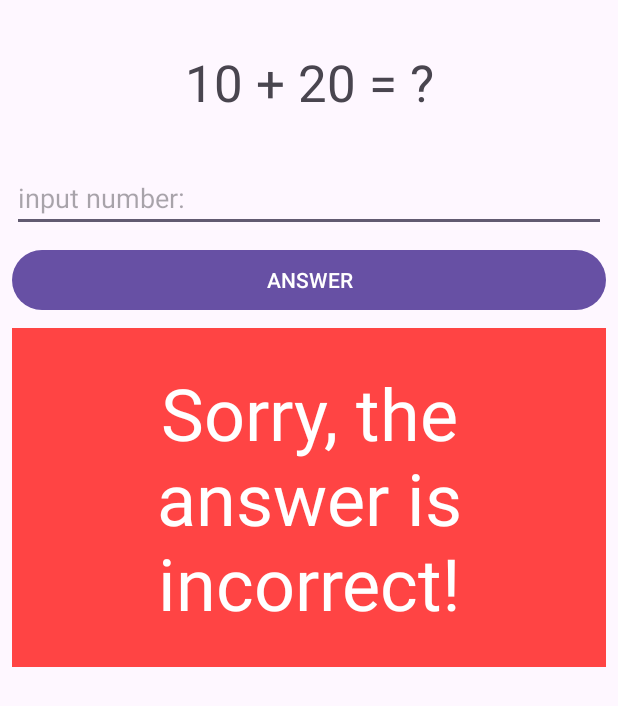
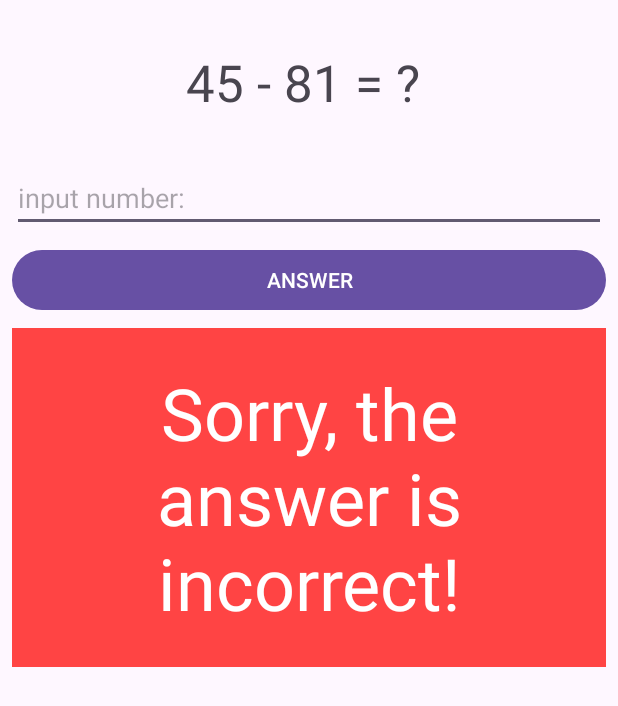
Before and after one commit to Nikrusskih/MathTrainer, an Android app: the screen it shows after launch (MainActivity), after a tap on "ANSWER", on a phone screen of 412 x 824 dp. Shown: the top 706 px of the screen. Run offline under Robolectric (Android 15) with nearby library versions, the phone set to English and light mode, and no system bars; 1 statement that could not run was skipped.

Commit message:
add Random numbers for example

```diff
--- a/app/src/main/java/com/example/calculator/MainActivity.java
+++ b/app/src/main/java/com/example/calculator/MainActivity.java
@@ -1,5 +1,6 @@
 package com.example.calculator;
 
+import android.annotation.SuppressLint;
 import android.os.Bundle;
 import android.view.View;
 import android.widget.Button;
@@ -12,21 +13,29 @@ import androidx.core.graphics.Insets;
 import androidx.core.view.ViewCompat;
 import androidx.core.view.WindowInsetsCompat;
 
+import java.util.Random;
+
 public class MainActivity extends AppCompatActivity {
+
+    TextView textViewExample;
+
+    Random random = new Random();
+    int correctAnswer;
+    int winScore = 0;
+    int loseScore = 0;
 
     @Override
     protected void onCreate(Bundle savedInstanceState) {
         super.onCreate(savedInstanceState);
         setContentView(R.layout.activity_main);
 
-        EditText editTextAnswer = findViewById(R.id.editTextAnswer);
-        Button buttonAnswer = findViewById(R.id.buttonAnswer);
-        TextView textViewIncorrect = findViewById(R.id.textViewIncorrect);
-        TextView textViewCorrect = findViewById(R.id.textViewCorrectAnswer);
+        EditText editTextAnswer = findViewById(R.id.editTextAnswer); /*поле ввода*/
+        Button buttonAnswer = findViewById(R.id.buttonAnswer); /*кнопка*/
+        TextView textViewCorrect = findViewById(R.id.textViewCorrectAnswer); /*правильный ответ*/
+        TextView textViewIncorrect = findViewById(R.id.textViewIncorrect); /*неправильный ответ*/
 
-        TextView textViewExample = findViewById(R.id.textViewExample);
-
-        textViewExample.setText("10 + 20 = ?");
+//        TextView textViewExample = findViewById(R.id.textViewExample);
+        getRandomAnswer();
 
 
         buttonAnswer.setOnClickListener(new View.OnClickListener() {
@@ -34,14 +43,51 @@ public class MainActivity extends AppCompatActivity {
             public void onClick(View v) {
                 String text = editTextAnswer.getText().toString();
                 int number = Integer.parseInt(text);
-                if (number == 30) {
+                if (number == correctAnswer) {
                     textViewCorrect.setVisibility(View.VISIBLE);
                     textViewIncorrect.setVisibility(View.GONE);
+
+                    editTextAnswer.setText("");
+                    getRandomAnswer();
+
                 } else {
                     textViewCorrect.setVisibility(View.GONE);
                     textViewIncorrect.setVisibility(View.VISIBLE);
+
+                    editTextAnswer.setText("");
+                    getRandomAnswer();
                 }
             }
         });
     }
+
+    @SuppressLint("SetTextI18n")
+    private void getRandomAnswer() {
+        int num1 = random.nextInt(100) + 1;
+        int num2 = random.nextInt(100) + 1;
+        int operator = random.nextInt(4); // 0: +, 1: -, 2: *, 3: /
+
+        String operationSymbol = "";
+
+        switch (operator) {
+            case 0:
+                correctAnswer = num1 + num2;
+                operationSymbol = "+";
+                break;
+            case 1:
+                correctAnswer = num1 - num2;
+                operationSymbol = "-";
+                break;
+            case 2:
+                correctAnswer = num1 * num2;
+                operationSymbol = "*";
+                break;
+            case 3:
+                correctAnswer = num1 / num2;
+                operationSymbol = "/";
+                break;
+        }
+        TextView textViewExample = findViewById(R.id.textViewExample);
+        textViewExample.setText(num1 + " " + operationSymbol + " " + num2 + " = ? ");
+    }
 }
```
